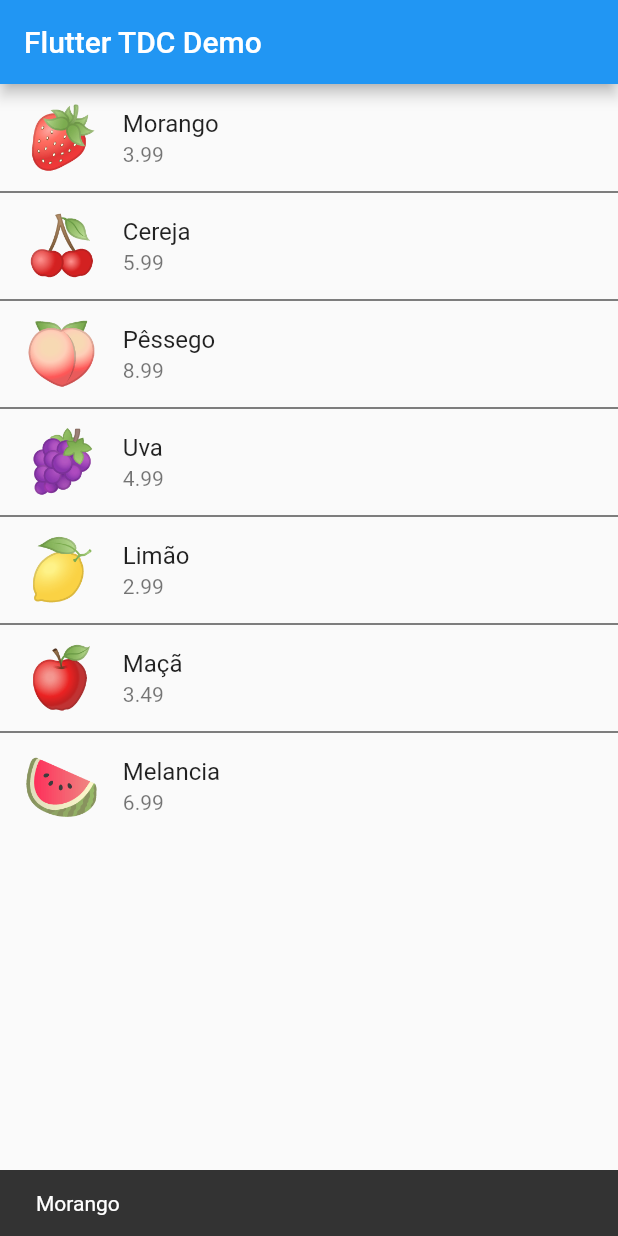
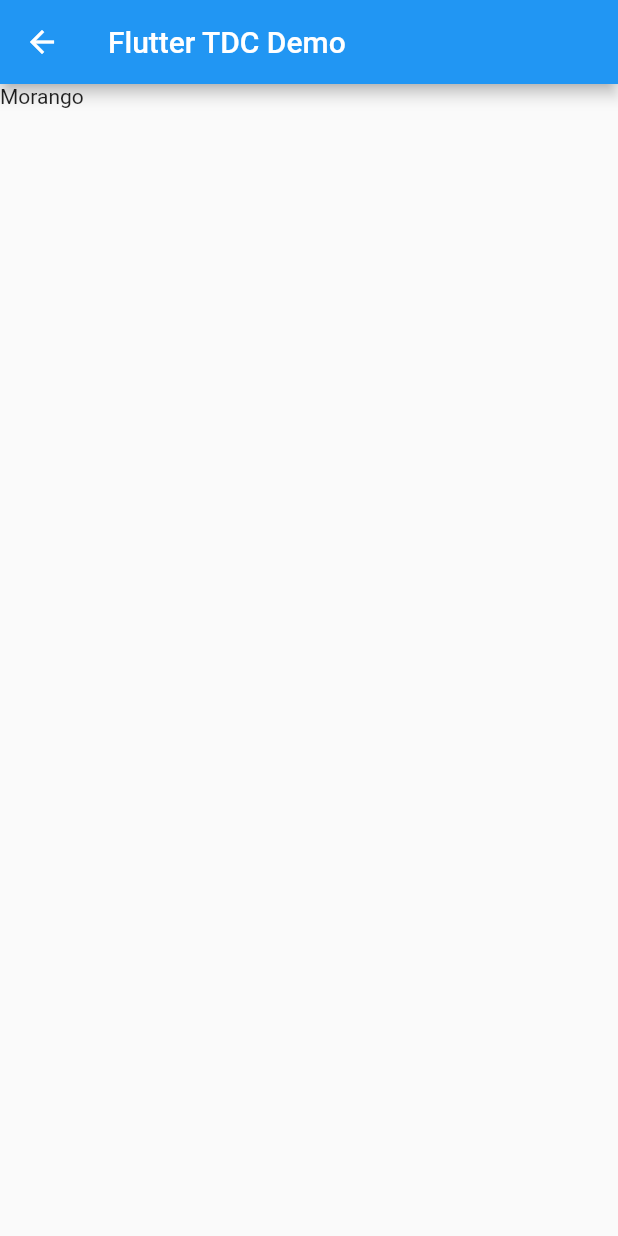
Before and after one commit to cpgalvao/tdc_demo, a Flutter app: the screen it shows after launch, after a tap on "Morango", on a phone screen of 412 x 824 dp. Run offline on Flutter 3.47's test engine with Material 2 defaults, Android fonts, the phone set to English and light mode, and no system bars.

Commit message:
Tela de detalhes

```diff
--- /dev/null
+++ b/lib/detail.dart
@@ -0,0 +1,22 @@
+import 'package:flutter/material.dart';
+import 'package:tdc_demo/list_item.dart';
+
+class DetailPage extends StatefulWidget {
+  const DetailPage({Key key, this.data}) : super(key: key);
+
+  final ListItem data;
+
+  @override
+  _DetailPage createState() => new _DetailPage();
+}
+
+class _DetailPage extends State<DetailPage> {
+  @override
+  Widget build(BuildContext context) =>
+      new Scaffold(
+          appBar: new AppBar(
+            title: new Text("Flutter TDC Demo"),
+          ),
+          body: new Text(widget.data.name),
+      );
+}
--- /dev/null
+++ b/lib/list_item.dart
@@ -0,0 +1,7 @@
+class ListItem {
+  ListItem({this.emoji, this.name, this.price});
+
+  final String emoji;
+  final String name;
+  double price;
+}
--- a/lib/main.dart
+++ b/lib/main.dart
@@ -1,4 +1,6 @@
 import 'package:flutter/material.dart';
+import 'package:tdc_demo/detail.dart';
+import 'package:tdc_demo/list_item.dart';
 
 void main() => runApp(new MyApp());
 
@@ -62,9 +64,7 @@ class _MyHomePageState extends State<MyHomePage> {
 //      ),
   }
 
-  Widget _getListLayout(BuildContext context) => new Builder(
-          builder: (BuildContext context) {
-        return new ListView(
+  Widget _getListLayout(BuildContext context) =>  new ListView(
           children: ListTile
               .divideTiles(
                   context: context,
@@ -77,20 +77,17 @@ class _MyHomePageState extends State<MyHomePage> {
                           style: new TextStyle(fontSize: 40.0),
                         ),
                         onTap: () {
-                          Scaffold.of(context).showSnackBar(SnackBar(
-                                content: Text(listItem.name),
+                          Navigator.of(context).push(
+                              new PageRouteBuilder<DetailPage>(
+                                pageBuilder: (_, __, ___) =>
+                                new DetailPage(data: listItem),
+                                transitionsBuilder: (context, animation, secondaryAnimation,
+                                    child) =>
+                                new FadeTransition(opacity: animation, child: child),
                               ));
+
                         },
                       )))
               .toList(),
         );
-      });
 }
-
-class ListItem {
-  ListItem({this.emoji, this.name, this.price});
-
-  final String emoji;
-  final String name;
-  double price;
-}
```
